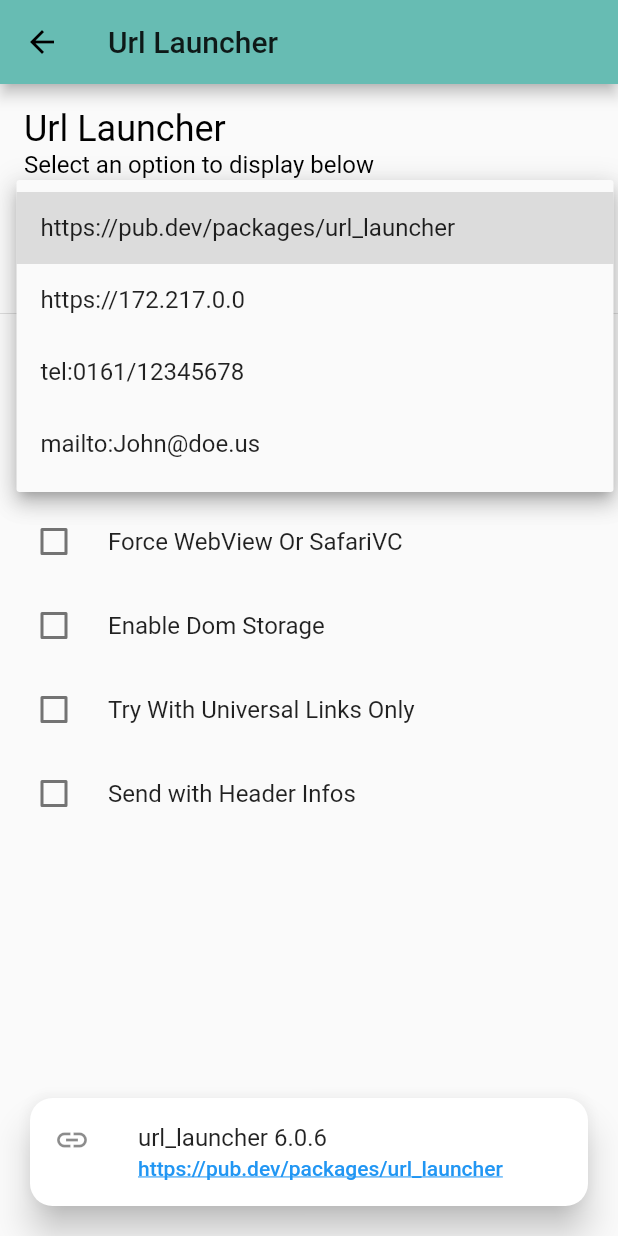
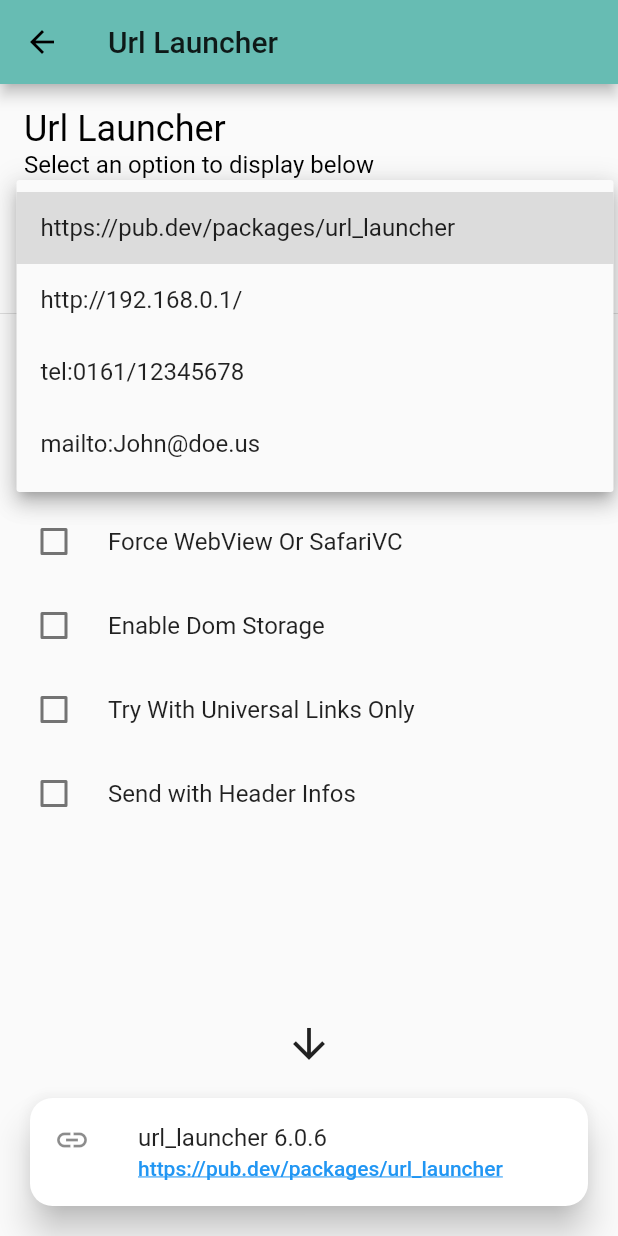
Before and after one commit to lucianojung/flutter_package_examples, a Flutter app: the screen it shows after launch, after a tap on "https://pub.dev/packages/url_launcher", on a phone screen of 412 x 824 dp. Run offline on Flutter 3.47's test engine with Material 2 defaults, Android fonts, the phone set to English and light mode, and no system bars; our stand-ins replace convex_bottom_bar, date_format, email_validator, expandable, flutter_signin_button.

Commit message:
bugfix: ip adress launcher & arrow to symbolize cklickability

```diff
--- a/lib/packages/url_launcher/url_launcher_main.dart
+++ b/lib/packages/url_launcher/url_launcher_main.dart
@@ -13,7 +13,7 @@ class _UrlLauncherState extends State<UrlLauncher> {
   String _selectedUrl = '';
 
   String _webUrl = 'https://pub.dev/packages/url_launcher';
-  String _ipUrl = 'https://172.217.0.0';
+  String _ipUrl = 'http://192.168.0.1/';
   String _phoneUrl = 'tel:0161/12345678';
   String _mailToUrl = 'mailto:John@doe.us';
   List<String> _urlList = [];
@@ -132,7 +132,13 @@ class _UrlLauncherState extends State<UrlLauncher> {
                   ),
               ],
             ),
-            customizedWeblinkView()
+            Column(
+              mainAxisAlignment: MainAxisAlignment.end,
+              children: [
+                Icon(Icons.arrow_downward, size: 32,),
+                customizedWeblinkView(),
+              ],
+            )
           ],
         ),
       ),
```
